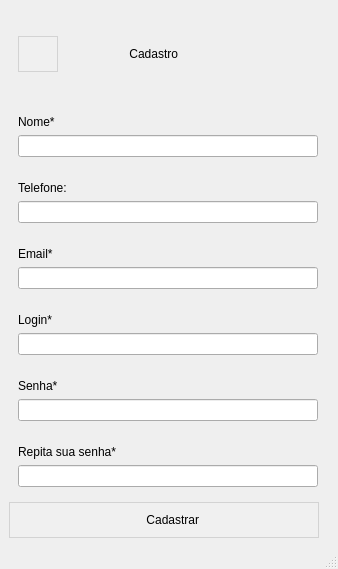
Old version of the form TelaCadastro.ui in the repository Gabriel534/Whatsapp.
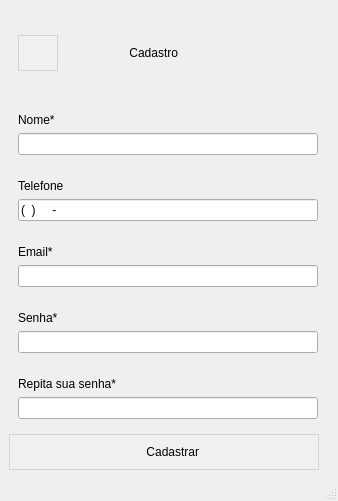
New version of the form.

What changed in the file:
```diff
--- a/TelaCadastro.ui
+++ b/TelaCadastro.ui
@@ -7,7 +7,7 @@
     <x>0</x>
     <y>0</y>
     <width>338</width>
-    <height>569</height>
+    <height>501</height>
    </rect>
   </property>
   <property name="windowTitle">
@@ -124,7 +124,7 @@
        <item>
         <widget class="QLabel" name="labelTelefone">
          <property name="text">
-          <string>Telefone:</string>
+          <string>Telefone</string>
          </property>
         </widget>
        </item>
@@ -136,6 +136,9 @@
            <height>16777215</height>
           </size>
          </property>
+         <property name="inputMask">
+          <string>(00) 0000-0000</string>
+         </property>
         </widget>
        </item>
       </layout>
@@ -170,35 +173,6 @@
       </layout>
      </widget>
     </item>
-    <item>
-     <widget class="QWidget" name="widget_4" native="true">
-      <property name="sizePolicy">
-       <sizepolicy hsizetype="Preferred" vsizetype="Maximum">
-        <horstretch>0</horstretch>
-        <verstretch>0</verstretch>
-       </sizepolicy>
-      </property>
-      <layout class="QVBoxLayout" name="verticalLayout_5">
-       <item>
-        <widget class="QLabel" name="labelLogin">
-         <property name="text">
-          <string>Login*</string>
-         </property>
-        </widget>
-       </item>
-       <item>
-        <widget class="QLineEdit" name="lineEditLogin">
-         <property name="maximumSize">
-          <size>
-           <width>300</width>
-           <height>16777215</height>
-          </size>
-         </property>
-        </widget>
-       </item>
-      </layout>
-     </widget>
-    </item>
     <item>
      <widget class="QWidget" name="widget_6" native="true">
       <property name="sizePolicy">
```
